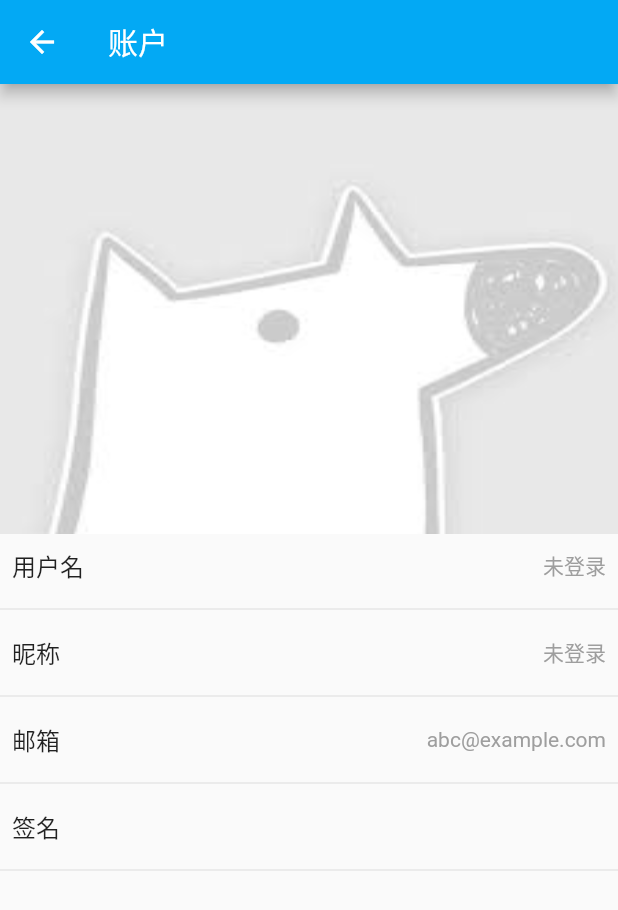
After one commit to CSUSTers/webo-android, a Flutter app: the AccountView screen opened directly, on a phone screen of 412 x 824 dp. The commit adds this screen. Shown: the top 910 px of the screen. Run offline on Flutter 3.47's test engine with Material 2 defaults, Android fonts, the phone set to English and light mode, and no system bars; our stand-ins replace convert, dio, fluttertoast, shared_preferences; accounts and stored records are empty; network calls fail.

Commit message:
account page

```diff
--- a/lib/contants/values.dart
+++ b/lib/contants/values.dart
@@ -36,6 +36,8 @@ abstract class Strings {
   // Mine page
   static const mine = '我的帖子';
 
+  //Account Page
+  static const account = '账户';
 
   // Setting page
   static const settings = '设置';
--- /dev/null
+++ b/lib/view/accout_view.dart
@@ -0,0 +1,75 @@
+
+
+import 'package:flutter/cupertino.dart';
+import 'package:flutter/material.dart';
+import 'package:provider/provider.dart';
+import 'package:webo/contants/values.dart';
+import 'package:webo/rom/user_provider.dart';
+
+class AccountView extends StatelessWidget {
+
+  @override
+  Widget build(BuildContext context) {
+    final _userProvider = Provider.of<UserProvider>(context);
+    return Scaffold(
+      appBar: AppBar(
+        backgroundColor: Colors.lightBlue,
+        title: const Text(Strings.account),
+        leading: IconButton(
+          icon: const Icon(Icons.arrow_back),
+          onPressed: () => Navigator.pop(context),
+        ),
+      ),
+      body: ListView(
+        children: <Widget>[
+          Image(
+            height: 300.0,
+            image: AssetImage(_userProvider.value.avatar),
+            fit: BoxFit.fill,
+          ),
+          _ListItem(title: '用户名', content: _userProvider.value.username),
+          const Divider(),
+          _ListItem(title: '昵称', content: _userProvider.value.nickname),
+          const Divider(),
+          _ListItem(title: '邮箱', content: _userProvider.value.email),
+          const Divider(),
+          _ListItem(title: '签名', content: _userProvider.value.bio),
+          const Divider(),
+        ],
+      ),
+    );
+  }
+
+}
+
+
+class _ListItem extends StatelessWidget {
+  _ListItem({Key key, @required this.title, this.content}):super(key:key);
+
+  final String title;
+  final String content;
+
+  @override
+  Widget build(BuildContext context) {
+    return Container(
+      height: 42.0,
+      padding: const EdgeInsets.symmetric(horizontal: 8.0),
+      child: Row(
+        mainAxisAlignment: MainAxisAlignment.spaceBetween,
+        children: <Widget>[
+          Text(title,
+            style: TextStyle(
+              fontSize: 16.0
+            ),
+          ),
+          Text(content,
+            style: TextStyle(
+              color: Colors.grey
+            ),
+          )
+        ],
+      ),
+    );
+  }
+
+}
--- a/lib/view/main_view.dart
+++ b/lib/view/main_view.dart
@@ -1,8 +1,8 @@
 import 'package:flutter/material.dart';
 import 'package:provider/provider.dart';
 import 'package:webo/contants/values.dart';
-import 'package:webo/rom/global_data.dart';
 import 'package:webo/rom/user_provider.dart';
+import 'package:webo/view/accout_view.dart';
 import 'package:webo/view/create_webo_view.dart';
 import 'package:webo/view/follow_view.dart';
 import 'package:webo/view/login_view.dart';
@@ -98,13 +98,22 @@ class _WebOHomePageState extends State<WebOHomePage> {
           children: <Widget>[
             drawerHeader,
             ListTile(
+              leading: const Icon(Icons.vpn_key),
+              title: const Text(Strings.login),
+              onTap: () {
+                Navigator.of(context).push(
+                    MaterialPageRoute(builder: (context) => WebOLoginPage()));
+              },
+            ),
+            ListTile(
               leading: const Icon(Icons.person),
               title: const Text(Strings.accountSplit),
               onTap: () {
                 Navigator.of(context).push(
-                    MaterialPageRoute(builder: (context) => WebOLoginPage()));
+                    MaterialPageRoute(builder: (context) => AccountView()));
               },
-            ),ListTile(
+            ),
+            ListTile(
               leading: const Icon(Icons.create),
               title: const Text(Strings.mineSplit),
               onTap: () {
@@ -112,7 +121,6 @@ class _WebOHomePageState extends State<WebOHomePage> {
                     MaterialPageRoute(builder: (context) => MyPostPage()));
               },
             ),
-
             ListTile(
               leading: const Icon(Icons.favorite),
               title: const Text(Strings.followSplit),
```
